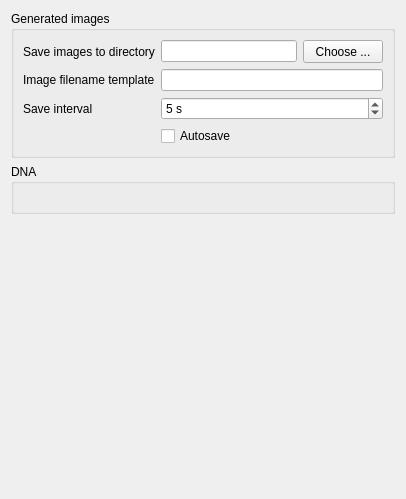
Before: the Qt Designer form optionsform.ui in superkartoffel/evo-cubist, drawn with Qt 5.
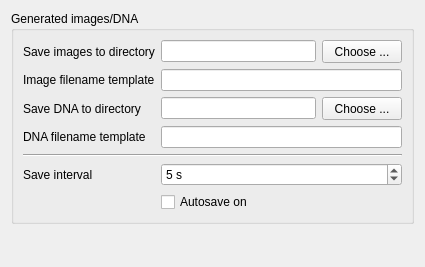
After: the same form once the commit is applied.

```diff
--- a/optionsform.ui
+++ b/optionsform.ui
@@ -6,8 +6,8 @@
    <rect>
     <x>0</x>
     <y>0</y>
-    <width>406</width>
-    <height>499</height>
+    <width>403</width>
+    <height>267</height>
    </rect>
   </property>
   <property name="windowTitle">
@@ -19,15 +19,18 @@
      <property name="minimumSize">
       <size>
        <width>0</width>
-       <height>50</height>
+       <height>200</height>
       </size>
      </property>
      <property name="title">
-      <string>Generated images</string>
+      <string>Generated images/DNA</string>
      </property>
      <layout class="QHBoxLayout" name="horizontalLayout_2">
       <item>
        <layout class="QFormLayout" name="formLayout">
+        <property name="fieldGrowthPolicy">
+         <enum>QFormLayout::AllNonFixedFieldsGrow</enum>
+        </property>
         <item row="0" column="0">
          <widget class="QLabel" name="label">
           <property name="text">
@@ -38,17 +41,17 @@
         <item row="0" column="1">
          <layout class="QHBoxLayout" name="horizontalLayout">
           <item>
-           <widget class="QLineEdit" name="saveDirectoryLineEdit">
+           <widget class="QLineEdit" name="imageSaveDirectoryLineEdit">
             <property name="minimumSize">
              <size>
-              <width>0</width>
+              <width>155</width>
               <height>20</height>
              </size>
             </property>
            </widget>
           </item>
           <item>
-           <widget class="QPushButton" name="selectDirectoryPushButton">
+           <widget class="QPushButton" name="selectImageDirectoryPushButton">
             <property name="minimumSize">
              <size>
               <width>0</width>
@@ -62,14 +65,14 @@
           </item>
          </layout>
         </item>
-        <item row="2" column="0">
+        <item row="1" column="0">
          <widget class="QLabel" name="label_2">
           <property name="text">
            <string>Image filename template</string>
           </property>
          </widget>
         </item>
-        <item row="2" column="1">
+        <item row="1" column="1">
          <widget class="QLineEdit" name="imageFilenameTemplateLineEdit">
           <property name="minimumSize">
            <size>
@@ -82,14 +85,14 @@
           </property>
          </widget>
         </item>
-        <item row="3" column="0">
+        <item row="6" column="0">
          <widget class="QLabel" name="label_3">
           <property name="text">
            <string>Save interval</string>
           </property>
          </widget>
         </item>
-        <item row="3" column="1">
+        <item row="6" column="1">
          <widget class="QSpinBox" name="saveIntervalSpinBox">
           <property name="minimumSize">
            <size>
@@ -111,7 +114,7 @@
           </property>
          </widget>
         </item>
-        <item row="4" column="1">
+        <item row="7" column="1">
          <widget class="QCheckBox" name="autoSaveCheckBox">
           <property name="minimumSize">
            <size>
@@ -120,7 +123,68 @@
            </size>
           </property>
           <property name="text">
-           <string>Autosave</string>
+           <string>Autosave on</string>
+          </property>
+         </widget>
+        </item>
+        <item row="3" column="1">
+         <layout class="QHBoxLayout" name="horizontalLayout_3">
+          <item>
+           <widget class="QLineEdit" name="dnaSaveDirectoryLineEdit">
+            <property name="minimumSize">
+             <size>
+              <width>155</width>
+              <height>20</height>
+             </size>
+            </property>
+           </widget>
+          </item>
+          <item>
+           <widget class="QPushButton" name="selectDNADirectoryPushButton">
+            <property name="minimumSize">
+             <size>
+              <width>0</width>
+              <height>23</height>
+             </size>
+            </property>
+            <property name="text">
+             <string>Choose ...</string>
+            </property>
+           </widget>
+          </item>
+         </layout>
+        </item>
+        <item row="3" column="0">
+         <widget class="QLabel" name="label_4">
+          <property name="text">
+           <string>Save DNA to directory</string>
+          </property>
+         </widget>
+        </item>
+        <item row="4" column="1">
+         <widget class="QLineEdit" name="dnaFilenameTemplateLineEdit">
+          <property name="minimumSize">
+           <size>
+            <width>0</width>
+            <height>20</height>
+           </size>
+          </property>
+          <property name="toolTip">
+           <string>%1 = original image filename, %2 = generations, %3 = selected generations</string>
+          </property>
+         </widget>
+        </item>
+        <item row="4" column="0">
+         <widget class="QLabel" name="label_5">
+          <property name="text">
+           <string>DNA filename template</string>
+          </property>
+         </widget>
+        </item>
+        <item row="5" column="0" colspan="2">
+         <widget class="Line" name="line">
+          <property name="orientation">
+           <enum>Qt::Horizontal</enum>
           </property>
          </widget>
         </item>
@@ -129,19 +193,6 @@
      </layout>
     </widget>
    </item>
-   <item>
-    <widget class="QGroupBox" name="groupBox_2">
-     <property name="minimumSize">
-      <size>
-       <width>0</width>
-       <height>50</height>
-      </size>
-     </property>
-     <property name="title">
-      <string>DNA</string>
-     </property>
-    </widget>
-   </item>
    <item>
     <spacer name="verticalSpacer">
      <property name="orientation">
```
